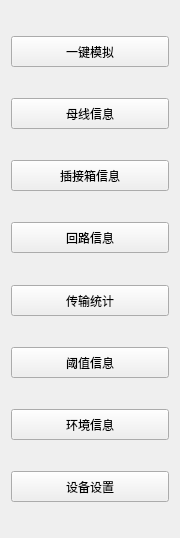
ChinaClever/IDC_TestSystem, file IDC_TestSystem/SI-BusBar/bus_toolbox/bus_simulationtoolwid.ui: the form before one commit.
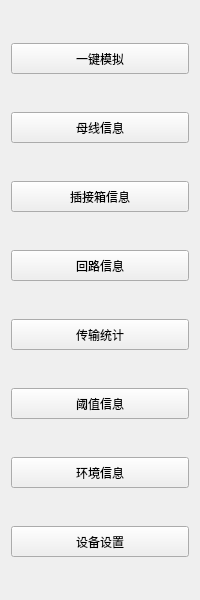
The form after the commit.

Diff of the .ui file:
```diff
--- a/IDC_TestSystem/SI-BusBar/bus_toolbox/bus_simulationtoolwid.ui
+++ b/IDC_TestSystem/SI-BusBar/bus_toolbox/bus_simulationtoolwid.ui
@@ -6,8 +6,8 @@
    <rect>
     <x>0</x>
     <y>0</y>
-    <width>180</width>
-    <height>538</height>
+    <width>200</width>
+    <height>600</height>
    </rect>
   </property>
   <property name="windowTitle">
```
